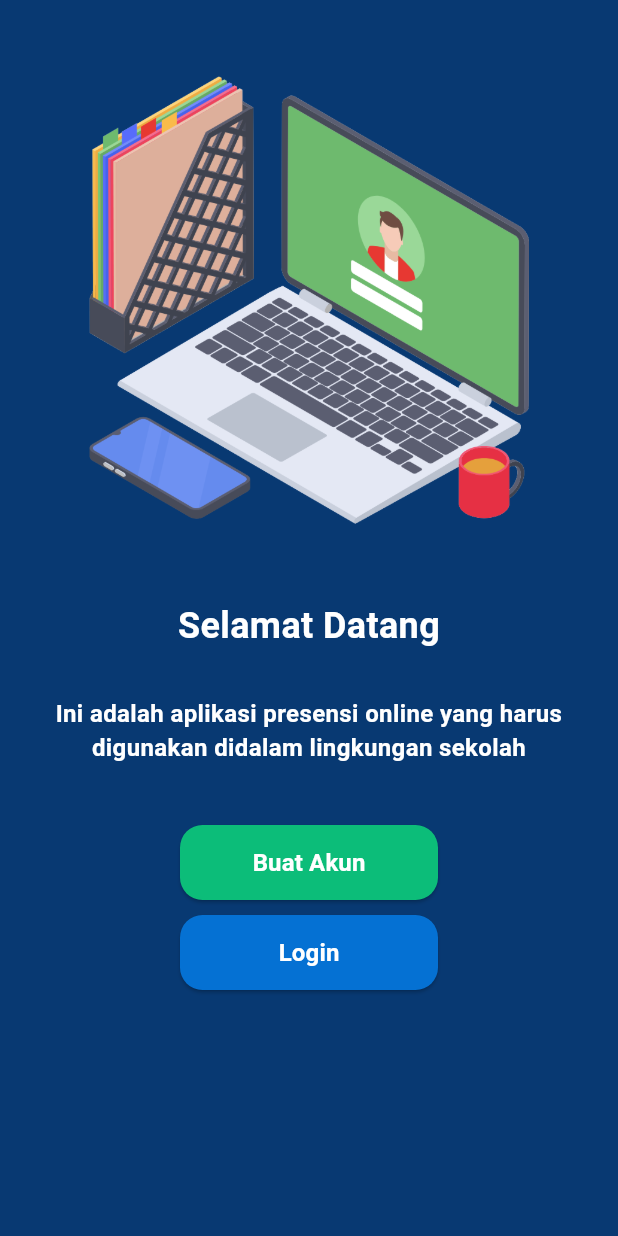
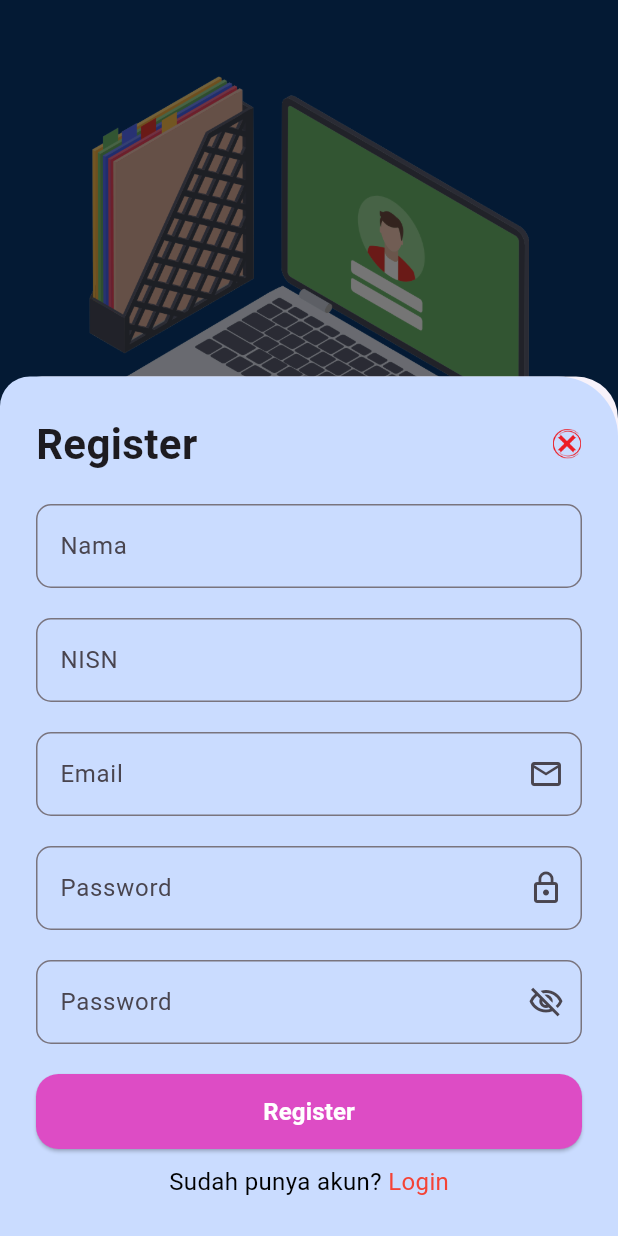
Before and after one commit to mfthfarid/ePresensi_Mobile, a Flutter app: the screen it shows after launch, after a tap on "Buat Akun", on a phone screen of 412 x 824 dp. Run offline on Flutter 3.47's test engine with Material 3 defaults, Android fonts, the light colour scheme and no system bars; our stand-ins replace firebase_auth, firebase_core, get; accounts and stored records are empty.

Commit message:
Menambahkan modal register

```diff
--- /dev/null
+++ b/lib/app/modules/auth/bindings/auth_binding.dart
@@ -0,0 +1,10 @@
+import 'package:get/get.dart';
+
+import '../controllers/auth_controller.dart';
+
+class LoginBinding extends Bindings {
+  @override
+  void dependencies() {
+    Get.lazyPut<LoginController>(() => LoginController());
+  }
+}
--- a/lib/app/modules/login/controllers/login_controller.dart
+++ b/lib/app/modules/auth/controllers/auth_controller.dart
@@ -9,6 +9,16 @@ class LoginController extends GetxController {
   var isLogin = true.obs;
   var bottom = 0.0.obs;
   RxBool isLoading = false.obs;
+  var isHiddenPassword = true.obs;
+  var isHiddenConfirmPassword = true.obs;
+
+  void togglePasswordVisibility() {
+    isHiddenPassword.value = !isHiddenPassword.value;
+  }
+
+  void toggleConfirmPasswordVisibility() {
+    isHiddenConfirmPassword.value = !isHiddenConfirmPassword.value;
+  }
 
   void login() async {
     isLoading.value = true;
--- /dev/null
+++ b/lib/app/modules/auth/views/auth_view.dart
@@ -0,0 +1,352 @@
+import 'package:flutter/gestures.dart';
+import 'package:flutter/material.dart';
+import 'package:get/get.dart';
+import '../controllers/auth_controller.dart';
+
+class LoginView extends GetView<LoginController> {
+  // bool _isHiddenPasswrod = true;
+  // bool _isHiddenConfirmPasswrod = true;
+
+  @override
+  Widget build(BuildContext context) {
+    return Scaffold(
+      // appBar: AppBar(title: Text('Login')),
+      backgroundColor: const Color.fromARGB(255, 8, 57, 114),
+      body: SafeArea(
+        bottom: false,
+        child: ListView(
+          children: [
+            SizedBox(height: 50),
+            Image.asset('assets/images/login.png', height: 300),
+            SizedBox(height: 50),
+            Text(
+              "Selamat Datang",
+              textAlign: TextAlign.center,
+              style: TextStyle(
+                fontSize: 24,
+                fontWeight: FontWeight.bold,
+                color: Colors.white,
+              ),
+            ),
+            SizedBox(height: 30),
+            Padding(
+              padding: EdgeInsets.symmetric(horizontal: 24),
+              child: Text(
+                "Aplikasi presensi online yang harus digunakan didalam lingkungan sekolah",
+                textAlign: TextAlign.center,
+                style: TextStyle(
+                  fontSize: 16,
+                  fontWeight: FontWeight.bold,
+                  color: Colors.white,
+                ),
+              ),
+            ),
+            SizedBox(height: 40),
+            Padding(
+              padding: EdgeInsets.symmetric(horizontal: 90),
+              child: SizedBox(
+                height: 50,
+                child: ElevatedButton(
+                  onPressed: () {
+                    // Modal REGISTER
+                    showModalBottomSheet(
+                      isScrollControlled: true,
+                      context: context,
+                      builder: (context) {
+                        return StatefulBuilder(
+                          builder: (BuildContext context, StateSetter setState) {
+                            return Wrap(
+                              children: [
+                                // Bagian MODAL
+                                Container(
+                                  color: Colors.transparent,
+                                  child: Container(
+                                    width: MediaQuery.of(context).size.width,
+                                    // margin: EdgeInsets.symmetric(
+                                    //   horizontal: 20,
+                                    // ),
+                                    decoration: BoxDecoration(
+                                      color: const Color.fromARGB(
+                                        255,
+                                        202,
+                                        220,
+                                        255,
+                                      ),
+                                      borderRadius: BorderRadius.only(
+                                        topLeft: Radius.circular(20),
+                                        topRight: Radius.circular(40),
+                                      ),
+                                    ),
+                                    child: Container(
+                                      margin: EdgeInsets.symmetric(
+                                        horizontal: 24,
+                                        vertical: 5,
+                                      ),
+                                      child: Column(
+                                        crossAxisAlignment:
+                                            CrossAxisAlignment.start,
+                                        children: [
+                                          // Jarak
+                                          SizedBox(height: 20),
+                                          Row(
+                                            children: [
+                                              Column(
+                                                crossAxisAlignment:
+                                                    CrossAxisAlignment.start,
+                                                children: [
+                                                  Text(
+                                                    'Register',
+                                                    style: TextStyle(
+                                                      fontSize: 28,
+                                                      fontWeight:
+                                                          FontWeight.bold,
+                                                    ),
+                                                  ),
+                                                ],
+                                              ),
+                                              Spacer(),
+                                              Center(
+                                                child: InkWell(
+                                                  onTap: () {
+                                                    Navigator.pop(context);
+                                                  },
+                                                  child: Image.asset(
+                                                    'assets/images/close.png',
+                                                    height: 20,
+                                                    width: 20,
+                                                  ),
+                                                ),
+                                              ),
+                                            ],
+                                          ),
+                                          SizedBox(height: 20),
+                                          TextField(
+                                            decoration: InputDecoration(
+                                              border: OutlineInputBorder(
+                                                borderRadius:
+                                                    BorderRadius.circular(10),
+                                              ),
+                                              labelText: "Nama",
+                                              hintText: "Nama siswa",
+                                              // suffixIcon: InkWell(
+                                              //   onTap: () {
+                                              //     // Menekan icon
+                                              //   },
+                                              //   child: Icon(
+                                              //     Icons.visibility_outlined,
+                                              //   ),
+                                              // ),
+                                            ),
+                                          ),
+                                          SizedBox(height: 20),
+                                          TextField(
+                                            decoration: InputDecoration(
+                                              border: OutlineInputBorder(
+                                                borderRadius:
+                                                    BorderRadius.circular(10),
+                                              ),
+                                              labelText: "NISN",
+                                              hintText: "03254",
+                                              // suffixIcon: InkWell(
+                                              //   onTap: () {
+                                              //     // Menekan icon
+                                              //   },
+                                              //   child: Icon(
+                                              //     Icons.visibility_outlined,
+                                              //   ),
+                                              // ),
+                                            ),
+                                          ),
+                                          SizedBox(height: 20),
+                                          TextField(
+                                            decoration: InputDecoration(
+                                              border: OutlineInputBorder(
+                                                borderRadius:
+                                                    BorderRadius.circular(10),
+                                              ),
+                                              labelText: "Email",
+                                              hintText: "siswa@gmail.com",
+                                              suffixIcon: InkWell(
+                                                onTap: () {
+                                                  // Menekan icon
+                                                },
+                                                child: Icon(
+                                                  Icons.email_outlined,
+                                                ),
+                                              ),
+                                            ),
+                                          ),
+                                          SizedBox(height: 20),
+                                          Obx(
+                                            () => TextField(
+                                              obscureText: controller
+                                                  .isHiddenPassword
+                                                  .value,
+                                              decoration: InputDecoration(
+                                                border: OutlineInputBorder(
+                                                  borderRadius:
+                                                      BorderRadius.circular(10),
+                                                ),
+                                                labelText: "Password",
+                                                hintText: "******",
+                                                suffixIcon: InkWell(
+                                                  onTap: controller
+                                                      .togglePasswordVisibility,
+                                                  child: Icon(
+                                                    controller
+                                                            .isHiddenPassword
+                                                            .value
+                                                        ? Icons.lock_outline
+                                                        : Icons
+                                                              .lock_open_outlined,
+                                                  ),
+                                                ),
+                                              ),
+                                            ),
+                                          ),
+                                          SizedBox(height: 20),
+                                          Obx(
+                                            () => TextField(
+                                              obscureText: controller
+                                                  .isHiddenConfirmPassword
+                                                  .value,
+                                              decoration: InputDecoration(
+                                                border: OutlineInputBorder(
+                                                  borderRadius:
+                                                      BorderRadius.circular(10),
+                                                ),
+                                                labelText: "Password",
+                                                hintText: "******",
+                                                suffixIcon: InkWell(
+                                                  onTap: controller
+                                                      .toggleConfirmPasswordVisibility,
+                                                  child: Icon(
+                                                    controller
+                                                            .isHiddenConfirmPassword
+                                                            .value
+                                                        ? Icons
+                                                              .visibility_off_outlined
+                                                        : Icons
+                                                              .visibility_outlined,
+                                                  ),
+                                                ),
+                                              ),
+                                            ),
+                                          ),
+                                          SizedBox(height: 20),
+                                          Container(
+                                            height: 50,
+                                            width:
+                                                MediaQuery.of(
+                                                  context,
+                                                ).size.width -
+                                                2 * 20,
+                                            child: ElevatedButton(
+                                              onPressed: () {},
+                                              style: ElevatedButton.styleFrom(
+                                                backgroundColor: Color.fromARGB(
+                                                  255,
+                                                  221,
+                                                  76,
+                                                  197,
+                                                ),
+                                                shape: RoundedRectangleBorder(
+                                                  borderRadius:
+                                                      BorderRadius.circular(15),
+                                                ),
+                                              ),
+                                              child: Text(
+                                                'Register',
+                                                style: TextStyle(
+                                                  fontSize: 16,
+                                                  fontWeight: FontWeight.bold,
+                                                  color: Colors.white,
+                                                ),
+                                              ),
+                                            ),
+                                          ),
+                                          SizedBox(height: 10),
+                                          Row(
+                                            mainAxisAlignment:
+                                                MainAxisAlignment.center,
+                                            crossAxisAlignment:
+                                                CrossAxisAlignment.center,
+                                            children: [
+                                              Text(
+                                                'Sudah punya akun?',
+                                                style: TextStyle(
+                                                  fontSize: 16,
+                                                  // fontWeight: FontWeight.bold,
+                                                  color: Colors.black,
+                                                ),
+                                              ),
+                                              Text(
+                                                ' Login',
+                                                style: TextStyle(
+                                                  fontSize: 16,
+                                                  // fontWeight: FontWeight.bold,
+                                                  color: Colors.red,
+                                                ),
+                                              ),
+                                            ],
+                                          ),
+                                          SizedBox(height: 20),
+                                        ],
+                                      ),
+                                    ),
+                                  ),
+                                ),
+                              ],
+                            );
+                          },
+                        );
+                      },
+                    );
+                  },
+                  style: ElevatedButton.styleFrom(
+                    backgroundColor: Color.fromARGB(255, 12, 189, 121),
+                    shape: RoundedRectangleBorder(
+                      borderRadius: BorderRadius.circular(15),
+                    ),
+                  ),
+                  child: Text(
+                    'Buat Akun',
+                    style: TextStyle(
+                      fontSize: 16,
+                      fontWeight: FontWeight.bold,
+                      color: Colors.white,
+                    ),
+                  ),
+                ),
+              ),
+            ),
+            SizedBox(height: 10),
+            Padding(
+              padding: EdgeInsets.symmetric(horizontal: 90),
+              child: SizedBox(
+                height: 50,
+                child: ElevatedButton(
+                  onPressed: () {},
+                  style: ElevatedButton.styleFrom(
+                    backgroundColor: Color.fromARGB(255, 5, 113, 211),
+                    shape: RoundedRectangleBorder(
+                      borderRadius: BorderRadius.circular(15),
+                    ),
+                  ),
+                  child: Text(
+                    'Login',
+                    style: TextStyle(
+                      fontSize: 16,
+                      fontWeight: FontWeight.bold,
+                      color: Colors.white,
+                    ),
+                  ),
+                ),
+              ),
+            ),
+          ],
+        ),
+      ),
+    );
+  }
+}
--- a/lib/app/modules/login/bindings/login_binding.dart
+++ /dev/null
@@ -1,12 +0,0 @@
-import 'package:get/get.dart';
-
-import '../controllers/login_controller.dart';
-
-class LoginBinding extends Bindings {
-  @override
-  void dependencies() {
-    Get.lazyPut<LoginController>(
-      () => LoginController(),
-    );
-  }
-}
--- a/lib/app/modules/login/views/login_view.dart
+++ /dev/null
@@ -1,149 +0,0 @@
-import 'package:flutter/material.dart';
-import 'package:get/get.dart';
-import '../controllers/login_controller.dart';
-
-class LoginView extends GetView<LoginController> {
-  @override
-  Widget build(BuildContext context) {
-    return Scaffold(
-      // appBar: AppBar(title: Text('Login')),
-      backgroundColor: const Color.fromARGB(255, 8, 57, 114),
-      body: SafeArea(
-        bottom: false,
-        child: ListView(
-          children: [
-            SizedBox(height: 50),
-            Image.asset('assets/images/login.png', height: 300),
-            SizedBox(height: 50),
-            Text(
-              "Selamat Datang",
-              textAlign: TextAlign.center,
-              style: TextStyle(
-                fontSize: 24,
-                fontWeight: FontWeight.bold,
-                color: Colors.white,
-              ),
-            ),
-            SizedBox(height: 30),
-            Padding(
-              padding: EdgeInsets.symmetric(horizontal: 24),
-              child: Text(
-                "Ini adalah aplikasi presensi online yang harus digunakan didalam lingkungan sekolah",
-                textAlign: TextAlign.center,
-                style: TextStyle(
-                  fontSize: 16,
-                  fontWeight: FontWeight.bold,
-                  color: Colors.white,
-                ),
-              ),
-            ),
-            SizedBox(height: 40),
-            Padding(
-              padding: EdgeInsets.symmetric(horizontal: 120),
-              child: SizedBox(
-                height: 50,
-                child: ElevatedButton(
-                  onPressed: () {},
-                  style: ElevatedButton.styleFrom(
-                    backgroundColor: Color.fromARGB(255, 12, 189, 121),
-                    shape: RoundedRectangleBorder(
-                      borderRadius: BorderRadius.circular(15),
-                    ),
-                  ),
-                  child: Text(
-                    'Buat Akun',
-                    style: TextStyle(
-                      fontSize: 16,
-                      fontWeight: FontWeight.bold,
-                      color: Colors.white,
-                    ),
-                  ),
-                ),
-              ),
-            ),
-            SizedBox(height: 10),
-            Padding(
-              padding: EdgeInsets.symmetric(horizontal: 120),
-              child: SizedBox(
-                height: 50,
-                child: ElevatedButton(
-                  onPressed: () {},
-                  style: ElevatedButton.styleFrom(
-                    backgroundColor: Color.fromARGB(255, 5, 113, 211),
-                    shape: RoundedRectangleBorder(
-                      borderRadius: BorderRadius.circular(15),
-                    ),
-                  ),
-                  child: Text(
-                    'Login',
-                    style: TextStyle(
-                      fontSize: 16,
-                      fontWeight: FontWeight.bold,
-                      color: Colors.white,
-                    ),
-                  ),
-                ),
-              ),
-            ),
-          ],
-        ),
-        // child: SingleChildScrollView(
-        //   padding: EdgeInsets.all(24),
-        //   child: Column(
-        //     mainAxisAlignment: MainAxisAlignment.center,
-        //     children: [
-        //       Image.asset('assets/images/login.png', width: 200),
-        //       SizedBox(height: 30),
-
-        //       // ✅ Judul login
-        //       Text(
-        //         'Selamat Datang',
-        //         style: TextStyle(fontSize: 24, fontWeight: FontWeight.bold),
-        //       ),
-        //       SizedBox(height: 10),
-
-        //       // ✅ Input Email
-        //       TextField(
-        //         controller: controller.emailController,
-        //         decoration: InputDecoration(
-        //           labelText: 'Email',
-        //           filled: true,
-        //           fillColor: Colors.white,
-        //           border: OutlineInputBorder(),
-        //         ),
-        //       ),
-        //       SizedBox(height: 16),
-
-        //       // ✅ Input Password
-        //       TextField(
-        //         controller: controller.passwordController,
-        //         decoration: InputDecoration(
-        //           labelText: 'Password',
-        //           filled: true,
-        //           fillColor: Colors.white,
-        //           border: OutlineInputBorder(),
-        //         ),
-        //         obscureText: true,
-        //       ),
-        //       SizedBox(height: 20),
-
-        //       // ✅ Tombol login
-        //       Obx(
-        //         () => controller.isLoading.value
-        //             ? CircularProgressIndicator()
-        //             : ElevatedButton(
-        //                 style: ElevatedButton.styleFrom(
-        //                   backgroundColor: Colors.blue, // warna tombol
-        //                   minimumSize: Size(double.infinity, 50), // lebar penuh
-        //                 ),
-        //                 onPressed: controller.login,
-        //                 child: Text('Login'),
-        //               ),
-        //       ),
-        //     ],
-        //   ),
-        // ),
-      ),
-    );
-  }
-}
--- a/lib/app/routes/app_pages.dart
+++ b/lib/app/routes/app_pages.dart
@@ -2,8 +2,8 @@ import 'package:get/get.dart';
 
 import '../modules/home/bindings/home_binding.dart';
 import '../modules/home/views/home_view.dart';
-import '../modules/login/bindings/login_binding.dart';
-import '../modules/login/views/login_view.dart';
+import '../modules/auth/bindings/auth_binding.dart';
+import '../modules/auth/views/auth_view.dart';
 
 part 'app_routes.dart';
 
--- a/lib/main.dart
+++ b/lib/main.dart
@@ -11,6 +11,11 @@ void main() async {
     GetMaterialApp(
       title: "E Presensi",
       debugShowCheckedModeBanner: false,
+      // theme: ThemeData(
+      //   primarySwatch: Colors.cyan,
+      //   primaryColor: Colors.blue[800],
+      //   canvasColor: Colors.transparent,
+      // ),
       initialRoute: AppPages.INITIAL,
       getPages: AppPages.routes,
     ),
```
Also changed, not shown: pubspec.yaml (+15 -1 lines), assets/images/close.png (added), assets/images/logo.png (added), 2 other files.
